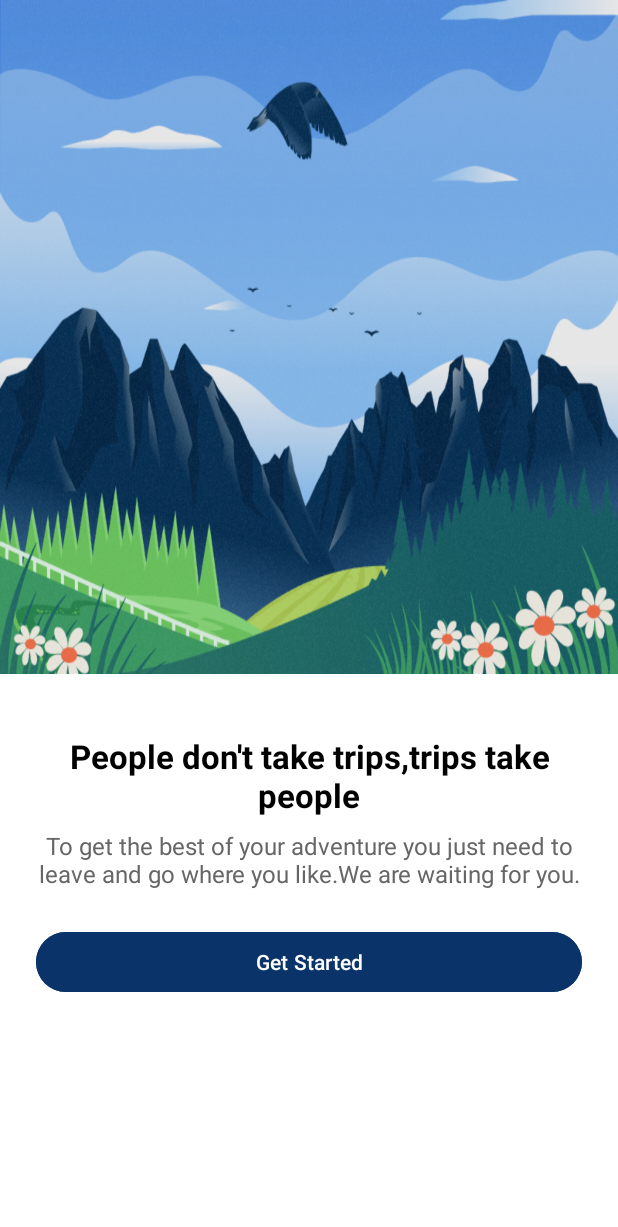
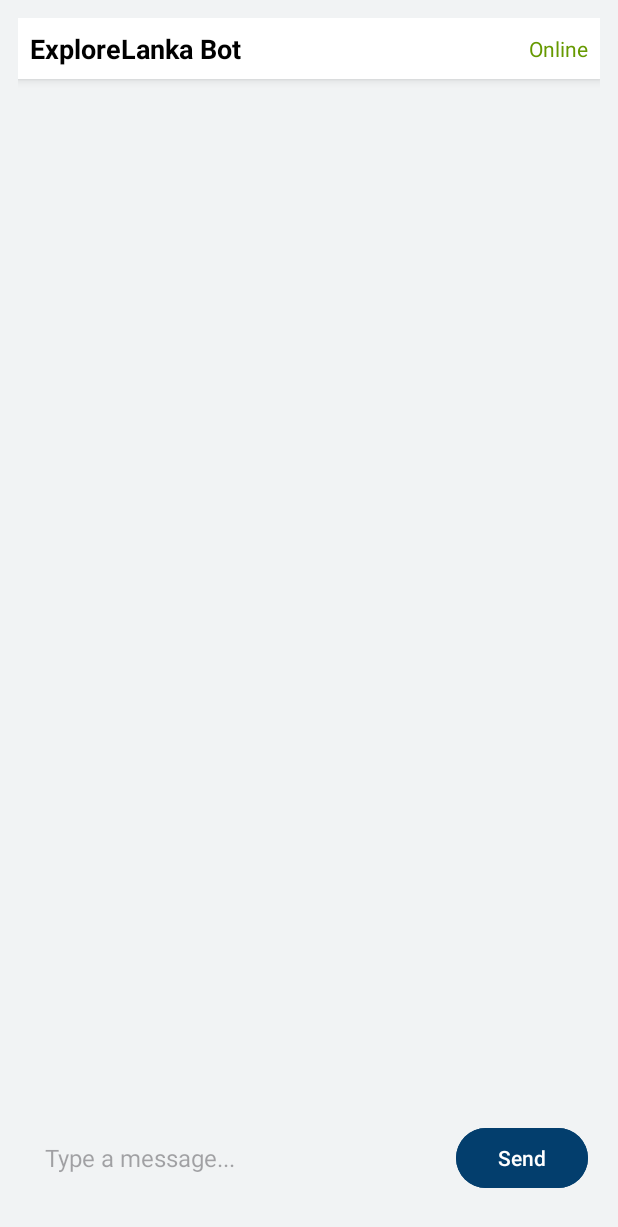
Before and after one commit to thisara2245/ExploreLanka, an Android app: the screen it shows after launch (OnboardingActivity2 before the commit, ChatActivity after it), after a tap on "Get Started", on a phone screen of 412 x 824 dp. Shown: the top 1227 px of the screen. Run offline under Robolectric (Android 15) with nearby library versions, the phone set to English and light mode, and no system bars.

Commit message:
chat box adding

```diff
--- a/app/src/main/AndroidManifest.xml
+++ b/app/src/main/AndroidManifest.xml
@@ -55,6 +55,8 @@
         <activity android:name=".LocationDetailsActivity" />
 
         <activity android:name=".ActivityGMap"/>
+        <activity android:name=".ChatActivity" />
+
 
 
         <meta-data
--- /dev/null
+++ b/app/src/main/java/com/example/explorelanka/ChatActivity.kt
@@ -0,0 +1,133 @@
+package com.example.explorelanka
+
+import android.graphics.drawable.GradientDrawable
+import android.os.Bundle
+import android.view.Gravity
+import android.view.View
+import android.widget.*
+import androidx.appcompat.app.AppCompatActivity
+
+class ChatActivity : AppCompatActivity() {
+
+    private lateinit var chatLayout: LinearLayout
+    private lateinit var messageInput: EditText
+    private lateinit var sendButton: Button
+    private lateinit var scrollView: ScrollView
+    private lateinit var chatbotName: TextView
+    private lateinit var onlineStatusDot: View
+    private lateinit var onlineStatusText: TextView
+
+    override fun onCreate(savedInstanceState: Bundle?) {
+        super.onCreate(savedInstanceState)
+        setContentView(R.layout.activity_chat)
+
+
+        chatLayout = findViewById(R.id.chatLayout)
+        messageInput = findViewById(R.id.messageInput)
+        sendButton = findViewById(R.id.sendButton)
+        scrollView = findViewById(R.id.scrollView)
+
+
+        chatbotName = findViewById(R.id.chatbotName)
+        onlineStatusDot = findViewById(R.id.onlineStatusDot)
+        onlineStatusText = findViewById(R.id.onlineStatusText)
+
+        chatbotName.text = "ExploreLanka Bot"
+
+        setOnlineStatus(true)
+
+        sendButton.setOnClickListener {
+            val userMessage = messageInput.text.toString().trim()
+            if (userMessage.isNotEmpty()) {
+                addMessage(userMessage, isUser = true)
+                respondToMessage(userMessage)
+                messageInput.text.clear()
+            }
+        }
+    }
+
+    private fun respondToMessage(message: String) {
+        val response =when {
+            message.contains("hello", true) || message.contains("hi", true) ->
+                "Hello there! 👋 Looking for travel tips or help planning your journey?"
+
+            message.contains("hotel", true) || message.contains("stay", true) ->
+                "Looking for a place to stay? 🏨 We recommend hotels based on location, budget, and ratings. Would you prefer luxury, mid-range, or budget accommodation?"
+
+            message.contains("colombo hotel", true) ->
+                "In Colombo, you can check out Cinnamon Grand, Galle Face Hotel, or Marino Beach Hotel. All of them offer great comfort with ocean views. 🌊"
+
+            message.contains("kandy hotel", true) ->
+                "Popular hotels in Kandy include Earl's Regency, The Grand Kandyan, and OZO Kandy. They’re close to the Temple of the Tooth Relic. 🛕"
+
+            message.contains("places", true) || message.contains("visit", true) ->
+                "Top places to visit include Sigiriya Rock Fortress, Ella, Nuwara Eliya, and Yala National Park. Would you like to explore historical sites, nature, or beaches? 🌴"
+
+            message.contains("sigiriya", true) ->
+                "Sigiriya is an ancient rock fortress with breathtaking views. 🪨 It's about 175 km from Colombo. Best time to visit is early morning or late afternoon."
+
+            message.contains("nuwara eliya", true) ->
+                "Nuwara Eliya, known as 'Little England', is perfect for a cool escape 🌧️. It's 160 km from Colombo and famous for tea plantations and Gregory Lake."
+
+            message.contains("distance", true) || message.contains("how far", true) ->
+                "Tell me the two locations you'd like to check distance between, and I’ll help you with that! 🧭"
+
+            message.contains("map", true) || message.contains("directions", true) ->
+                "Tap the 🗺️ Map button to explore routes, nearby attractions, and your current location."
+
+            message.contains("weather", true) ->
+                "Want to check the weather before your trip? Let me know the location and date! ☀️🌧️"
+
+            message.contains("thanks", true) || message.contains("thank", true) ->
+                "You're most welcome! 😊 Let me know if you have any more questions."
+
+            message.contains("food", true) || message.contains("restaurant", true) ->
+                "Craving good food? 🍛 I can recommend restaurants based on your current location or preferences — spicy, vegetarian, street food?"
+
+            else ->
+                "Sorry, I didn’t quite catch that. Try asking about hotels, places to visit, weather, distance, or maps! 🧳"
+        }
+
+        addMessage(response, isUser = false)
+    }
+
+    private fun addMessage(text: String, isUser: Boolean) {
+        val textView = TextView(this)
+        textView.text = text
+        textView.textSize = 16f
+        textView.setPadding(20, 12, 20, 12)
+        textView.setBackgroundResource(
+            if (isUser) R.drawable.user_bubble else R.drawable.bot_bubble
+        )
+
+        val params = LinearLayout.LayoutParams(
+            LinearLayout.LayoutParams.WRAP_CONTENT,
+            LinearLayout.LayoutParams.WRAP_CONTENT
+        )
+        params.setMargins(0, 8, 0, 8)
+        params.gravity = if (isUser) Gravity.END else Gravity.START
+        textView.layoutParams = params
+
+        chatLayout.addView(textView)
+        scrollView.post { scrollView.fullScroll(ScrollView.FOCUS_DOWN) }
+    }
+
+    private fun setOnlineStatus(isOnline: Boolean) {
+        if (isOnline) {
+            onlineStatusText.text = "Online"
+            onlineStatusText.setTextColor(resources.getColor(android.R.color.holo_green_dark))
+            setDotColor("#4CAF50")  // Green
+        } else {
+            onlineStatusText.text = "Offline"
+            onlineStatusText.setTextColor(resources.getColor(android.R.color.darker_gray))
+            setDotColor("#A9A9A9")  // Gray
+        }
+    }
+
+    private fun setDotColor(colorHex: String) {
+        val bg = onlineStatusDot.background
+        if (bg is GradientDrawable) {
+            bg.setColor(android.graphics.Color.parseColor(colorHex))
+        }
+    }
+}
--- a/app/src/main/java/com/example/explorelanka/OnboardingActivity.kt
+++ b/app/src/main/java/com/example/explorelanka/OnboardingActivity.kt
@@ -14,7 +14,7 @@ class OnboardingActivity : AppCompatActivity() {
         val button = findViewById<Button>(R.id.buttonGetStarted)
         button.setOnClickListener {
             // Navigate to main screen
-            val intent = Intent(this, OnboardingActivity2::class.java)
+            val intent = Intent(this, ChatActivity::class.java)
             startActivity(intent)
             finish()
         }
--- /dev/null
+++ b/app/src/main/res/drawable/bg_input_bar.xml
@@ -0,0 +1,12 @@
+<?xml version="1.0" encoding="utf-8"?>
+<selector xmlns:android="http://schemas.android.com/apk/res/android">
+
+    <shape xmlns:android="http://schemas.android.com/apk/res/android"
+        android:shape="rectangle">
+        <solid android:color="#FFFFFF"/>
+        <corners android:radius="16dp"/>
+        <stroke android:width="1dp" android:color="#DDDDDD"/>
+    </shape>
+
+
+</selector>
--- /dev/null
+++ b/app/src/main/res/drawable/bot_bubble.xml
@@ -0,0 +1,10 @@
+<?xml version="1.0" encoding="utf-8"?>
+<selector xmlns:android="http://schemas.android.com/apk/res/android">
+
+    <shape xmlns:android="http://schemas.android.com/apk/res/android" android:shape="rectangle">
+        <solid android:color="#E0E0E0" />
+        <corners android:radius="16dp" />
+    </shape>
+
+
+</selector>
--- /dev/null
+++ b/app/src/main/res/drawable/input_box_bg.xml
@@ -0,0 +1,12 @@
+<?xml version="1.0" encoding="utf-8"?>
+<selector xmlns:android="http://schemas.android.com/apk/res/android">
+
+    <shape xmlns:android="http://schemas.android.com/apk/res/android"
+        android:shape="rectangle">
+        <solid android:color="#FFFFFF" />
+        <corners android:radius="16dp" />
+        <stroke android:width="1dp" android:color="#DDDDDD" />
+    </shape>
+
+
+</selector>
--- /dev/null
+++ b/app/src/main/res/drawable/online_status_dot.xml
@@ -0,0 +1,10 @@
+<?xml version="1.0" encoding="utf-8"?>
+<selector xmlns:android="http://schemas.android.com/apk/res/android">
+
+    <shape xmlns:android="http://schemas.android.com/apk/res/android"
+        android:shape="oval">
+        <solid android:color="#4CAF50" />
+    </shape>
+
+
+</selector>
--- /dev/null
+++ b/app/src/main/res/drawable/user_bubble.xml
@@ -0,0 +1,12 @@
+<?xml version="1.0" encoding="utf-8"?>
+<selector xmlns:android="http://schemas.android.com/apk/res/android">
+
+    <shape xmlns:android="http://schemas.android.com/apk/res/android"
+        android:shape="rectangle">
+        <solid android:color="#D0F0C0"/>
+        <corners android:radius="16dp"/>
+    </shape>
+
+
+
+</selector>
--- /dev/null
+++ b/app/src/main/res/layout/activity_chat.xml
@@ -0,0 +1,98 @@
+<?xml version="1.0" encoding="utf-8"?>
+<LinearLayout xmlns:android="http://schemas.android.com/apk/res/android"
+    android:orientation="vertical"
+    android:background="#F1F3F4"
+    android:layout_width="match_parent"
+    android:layout_height="match_parent"
+    android:padding="12dp">
+
+    <LinearLayout
+        android:layout_width="match_parent"
+        android:layout_height="wrap_content"
+        android:orientation="horizontal"
+        android:gravity="center_vertical"
+        android:padding="8dp"
+        android:background="#FFFFFF"
+        android:elevation="4dp">
+
+
+        <TextView
+            android:id="@+id/chatbotName"
+            android:layout_width="0dp"
+            android:layout_height="wrap_content"
+            android:text="ChatBot"
+            android:textColor="#000000"
+            android:textSize="18sp"
+            android:textStyle="bold"
+            android:layout_weight="1" />
+
+
+        <View
+            android:id="@+id/onlineStatusDot"
+            android:layout_width="12dp"
+            android:layout_height="12dp"
+            android:background="@drawable/online_status_dot"
+            android:layout_marginEnd="6dp" />
+
+
+        <TextView
+            android:id="@+id/onlineStatusText"
+            android:layout_width="wrap_content"
+            android:layout_height="wrap_content"
+            android:text="Online"
+            android:textColor="#4CAF50"
+            android:textSize="14sp" />
+    </LinearLayout>
+
+
+    <ScrollView
+        android:id="@+id/scrollView"
+        android:layout_width="match_parent"
+        android:layout_height="0dp"
+        android:layout_weight="1"
+        android:fillViewport="true">
+
+        <LinearLayout
+            android:id="@+id/chatLayout"
+            android:layout_width="match_parent"
+            android:layout_height="wrap_content"
+            android:orientation="vertical"
+            android:paddingBottom="8dp" />
+    </ScrollView>
+
+
+    <LinearLayout
+        android:layout_width="match_parent"
+        android:layout_height="wrap_content"
+        android:orientation="horizontal"
+        android:background="@drawable/input_box_bg"
+        android:padding="8dp"
+        android:layout_marginTop="8dp"
+        android:layout_marginBottom="8dp"
+        android:elevation="2dp"
+        android:gravity="center_vertical">
+
+        <EditText
+            android:id="@+id/messageInput"
+            android:layout_width="0dp"
+            android:layout_height="wrap_content"
+            android:layout_weight="1"
+            android:hint="Type a message..."
+            android:background="@android:color/transparent"
+            android:textColor="#000000"
+            android:textSize="16sp"
+            android:padding="10dp"
+            android:inputType="text" />
+
+        <Button
+            android:id="@+id/sendButton"
+            android:layout_width="wrap_content"
+            android:layout_height="wrap_content"
+            android:text="Send"
+            android:textColor="#FFFFFF"
+            android:backgroundTint="#033E6D"
+            android:layout_marginStart="8dp"
+            android:paddingHorizontal="16dp"
+            android:minHeight="48dp" />
+    </LinearLayout>
+</LinearLayout>
```
